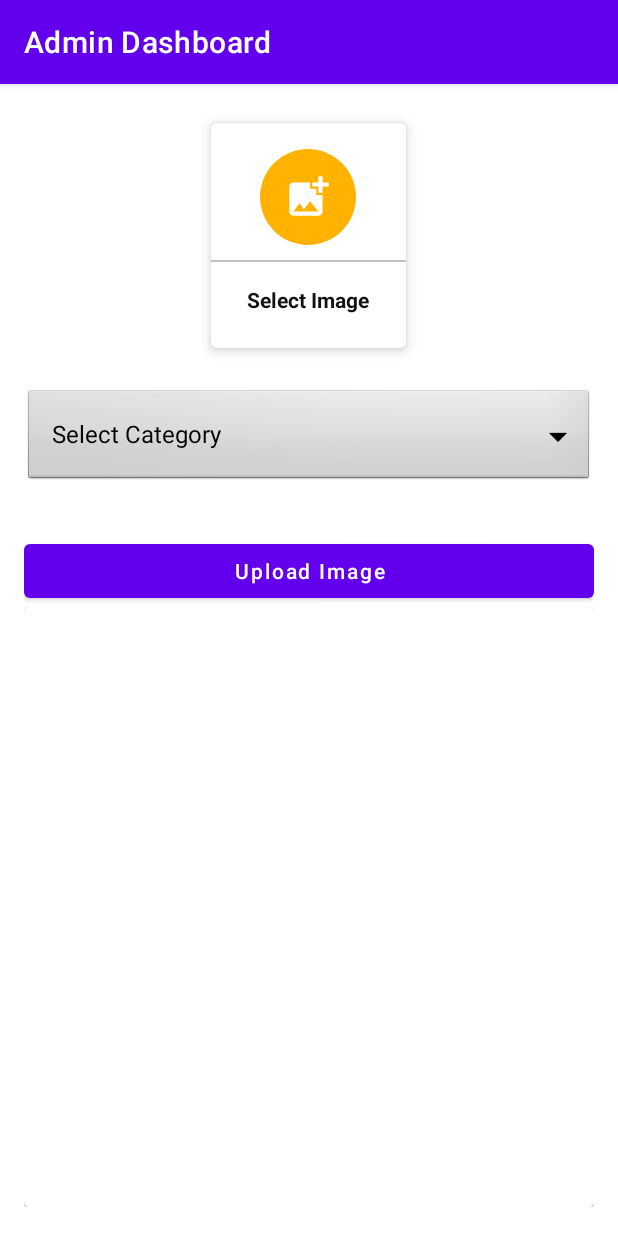
After one commit to itsaaloksah/AdminAppDashboard, an Android app: the UploadImage screen opened directly, with no data from a screen before it, on a phone screen of 412 x 824 dp. The commit adds this screen. Run offline under Robolectric (Android 15) with nearby library versions, the phone set to English and light mode, and no system bars.

Commit message:
added code for upload image and use of spinner

```diff
--- a/app/src/main/AndroidManifest.xml
+++ b/app/src/main/AndroidManifest.xml
@@ -1,8 +1,9 @@
 <?xml version="1.0" encoding="utf-8"?>
 <manifest xmlns:android="http://schemas.android.com/apk/res/android"
     xmlns:tools="http://schemas.android.com/tools">
-    <uses-permission android:name="android.permission.INTERNET"/>
-    <uses-permission android:name="android.permission.READ_EXTERNAL_STORAGE"/>
+
+    <uses-permission android:name="android.permission.INTERNET" />
+    <uses-permission android:name="android.permission.READ_EXTERNAL_STORAGE" />
 
     <application
         android:allowBackup="true"
@@ -14,6 +15,13 @@
         android:supportsRtl="true"
         android:theme="@style/Theme.SampleApp"
         tools:targetApi="31">
+        <activity
+            android:name=".UploadImage"
+            android:exported="false">
+            <meta-data
+                android:name="android.app.lib_name"
+                android:value="" />
+        </activity>
         <activity
             android:name=".UploadNotice"
             android:exported="false">
--- a/app/src/main/java/com/app/sampleapp/MainActivity.java
+++ b/app/src/main/java/com/app/sampleapp/MainActivity.java
@@ -9,7 +9,7 @@ import android.view.View;
 
 public class MainActivity extends AppCompatActivity implements View.OnClickListener{
 
-    CardView uploadNotice;
+    CardView uploadNotice, addGalleryImage;
 
     @Override
     protected void onCreate(Bundle savedInstanceState) {
@@ -17,16 +17,23 @@ public class MainActivity extends AppCompatActivity implements View.OnClickListe
         setContentView(R.layout.activity_main);
 
         uploadNotice = findViewById(R.id.addNotice);
+        addGalleryImage = findViewById(R.id.addGalleryImage);
+
 
         uploadNotice.setOnClickListener(this);
+        addGalleryImage.setOnClickListener(this);
     }
 
     @Override
     public void onClick(View view) {
-
+        Intent intent;
         switch(view.getId()) {
             case R.id.addNotice:
-                Intent intent = new Intent(MainActivity.this,UploadNotice.class);
+                intent = new Intent(MainActivity.this,UploadNotice.class);
+                startActivity(intent);
+                break;
+            case R.id.addGalleryImage:
+               intent = new Intent(MainActivity.this,UploadImage.class);
                 startActivity(intent);
                 break;
         }
--- /dev/null
+++ b/app/src/main/java/com/app/sampleapp/UploadImage.java
@@ -0,0 +1,85 @@
+package com.app.sampleapp;
+
+import androidx.annotation.Nullable;
+import androidx.appcompat.app.AppCompatActivity;
+import androidx.cardview.widget.CardView;
+
+import android.content.Intent;
+import android.graphics.Bitmap;
+import android.net.Uri;
+import android.os.Bundle;
+import android.provider.MediaStore;
+import android.view.View;
+import android.widget.AdapterView;
+import android.widget.ArrayAdapter;
+import android.widget.Button;
+import android.widget.ImageView;
+import android.widget.Spinner;
+
+import java.io.IOException;
+
+public class UploadImage extends AppCompatActivity {
+
+    private Spinner imageCategory;
+    private CardView selectImage;
+    private Button uploadImage;
+    private ImageView galleryImageView;
+
+    private String category;
+    private final int REQ = 1;
+    private Bitmap bitmap;
+
+
+    @Override
+    protected void onCreate(Bundle savedInstanceState) {
+        super.onCreate(savedInstanceState);
+        setContentView(R.layout.activity_upload_image);
+        selectImage = findViewById(R.id.addGalleryImage);
+        imageCategory = findViewById(R.id.image_category);
+        uploadImage = findViewById(R.id.uploadImageBtn);
+        galleryImageView = findViewById(R.id.galleryImageView);
+
+        String[] items = new String[]{"Select Category", "Convocation", "Parent's Day", "Other Events"};
+        imageCategory.setAdapter(new ArrayAdapter<String>(this, android.R.layout.simple_spinner_dropdown_item,items));
+
+        imageCategory.setOnItemSelectedListener(new AdapterView.OnItemSelectedListener() {
+            @Override
+            public void onItemSelected(AdapterView<?> adapterView, View view, int i, long l) {
+                category = imageCategory.getSelectedItem().toString();
+            }
+
+            @Override
+            public void onNothingSelected(AdapterView<?> adapterView) {
+
+            }
+        });
+
+        selectImage.setOnClickListener(new View.OnClickListener() {
+            @Override
+            public void onClick(View view) {
+                openGallery();
+            }
+        });
+    }
+
+    private void openGallery() {
+        Intent pickImage = new Intent(Intent.ACTION_PICK, MediaStore.Images.Media.EXTERNAL_CONTENT_URI);
+        startActivityForResult(pickImage,REQ);
+    }
+
+    @Override
+    protected void onActivityResult(int requestCode, int resultCode, @Nullable Intent data) {
+        super.onActivityResult(requestCode, resultCode, data);
+        if (requestCode == REQ && resultCode == RESULT_OK){
+            Uri uri = data.getData();
+            try {
+                bitmap = MediaStore.Images.Media.getBitmap(getContentResolver(),uri);
+            } catch (IOException e) {
+                e.printStackTrace();
+            }
+
+            galleryImageView.setImageBitmap(bitmap);
+
+        }
+    }
+}
--- /dev/null
+++ b/app/src/main/res/layout/activity_upload_image.xml
@@ -0,0 +1,92 @@
+<?xml version="1.0" encoding="utf-8"?>
+<ScrollView xmlns:android="http://schemas.android.com/apk/res/android"
+    xmlns:app="http://schemas.android.com/apk/res-auto"
+    xmlns:tools="http://schemas.android.com/tools"
+    android:layout_width="match_parent"
+    android:padding="16dp"
+    android:layout_height="match_parent"
+    tools:context=".UploadImage">
+
+    <LinearLayout
+        android:layout_width="match_parent"
+        android:layout_height="match_parent"
+        android:orientation="vertical">
+
+
+
+        <com.google.android.material.card.MaterialCardView
+            android:layout_width="130dp"
+            android:layout_height="150dp"
+            android:layout_margin="10dp"
+            android:id="@+id/addGalleryImage"
+            android:layout_gravity="center"
+            app:cardElevation="5dp">
+
+            <LinearLayout
+                android:layout_width="match_parent"
+                android:layout_height="match_parent"
+                android:orientation="vertical"
+                android:gravity="center">
+
+                <ImageView
+                    android:layout_width="64dp"
+                    android:layout_height="64dp"
+                    android:background="@drawable/circle_yellow"
+                    android:src="@drawable/ic_image"
+                    android:padding="15dp"/>
+
+                <View
+                    android:layout_width="match_parent"
+                    android:layout_height="1dp"
+                    android:background="@color/lightGrey"
+                    android:layout_marginTop="10dp"/>
+
+                <TextView
+                    android:layout_width="wrap_content"
+                    android:layout_height="wrap_content"
+                    android:text="Select Image"
+                    android:textStyle="bold"
+                    android:padding="5dp"
+                    android:layout_marginTop="10dp"
+                    android:textColor="@color/textColor"/>
+
+
+            </LinearLayout>
+
+        </com.google.android.material.card.MaterialCardView>
+
+        <Spinner
+            android:layout_width="match_parent"
+            android:layout_height="wrap_content"
+            android:id="@+id/image_category"
+            android:spinnerMode="dropdown"
+            android:background="@android:drawable/btn_dropdown"
+            android:gravity="center"
+            android:layout_marginVertical="16dp"/>
+
+
+        <com.google.android.material.button.MaterialButton
+            android:layout_width="match_parent"
+            android:layout_height="wrap_content"
+            android:text="Upload Image"
+            android:layout_marginTop="16dp"
+            android:textAllCaps="false"
+            android:id="@+id/uploadImageBtn"/>
+
+        <com.google.android.material.card.MaterialCardView
+            android:layout_width="match_parent"
+            android:layout_height="400dp">
+
+            <ImageView
+                android:layout_width="match_parent"
+                android:layout_marginTop="16dp"
+                android:layout_height="match_parent"
+                android:scaleType="centerCrop"
+                android:id="@+id/galleryImageView"/>
+
+        </com.google.android.material.card.MaterialCardView>
+
+    </LinearLayout>
+
+
+</ScrollView>
```
